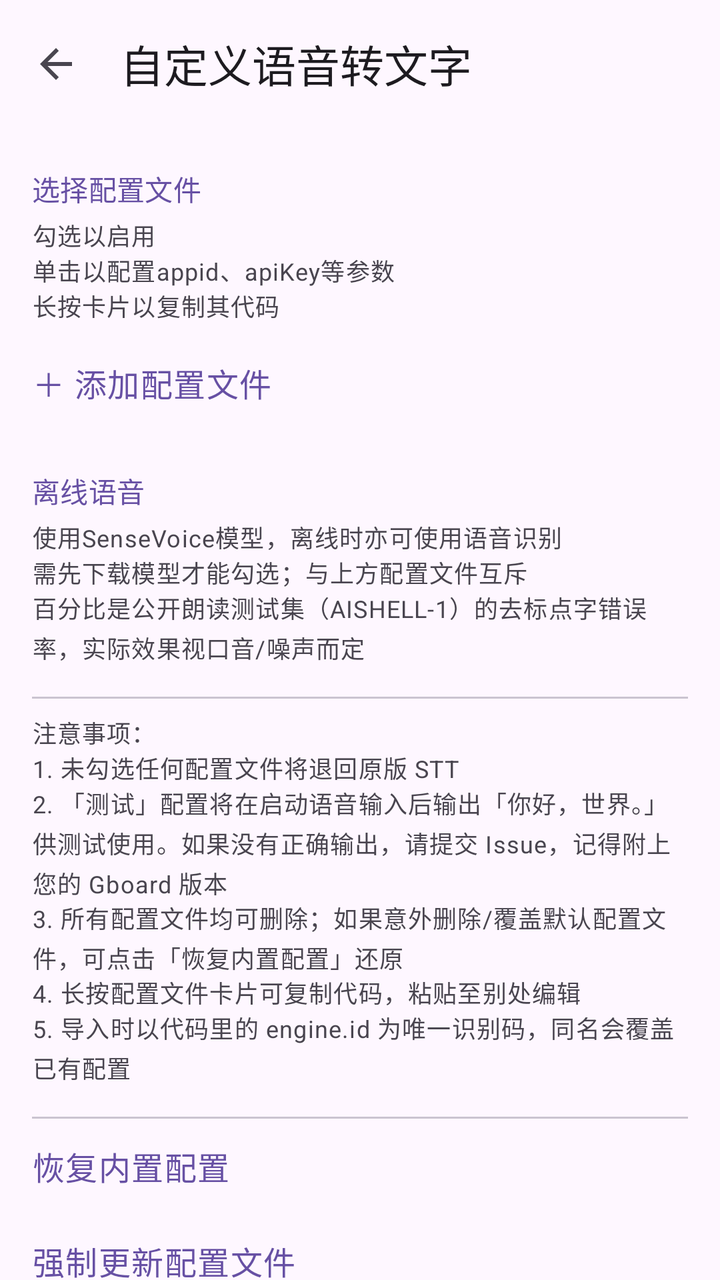
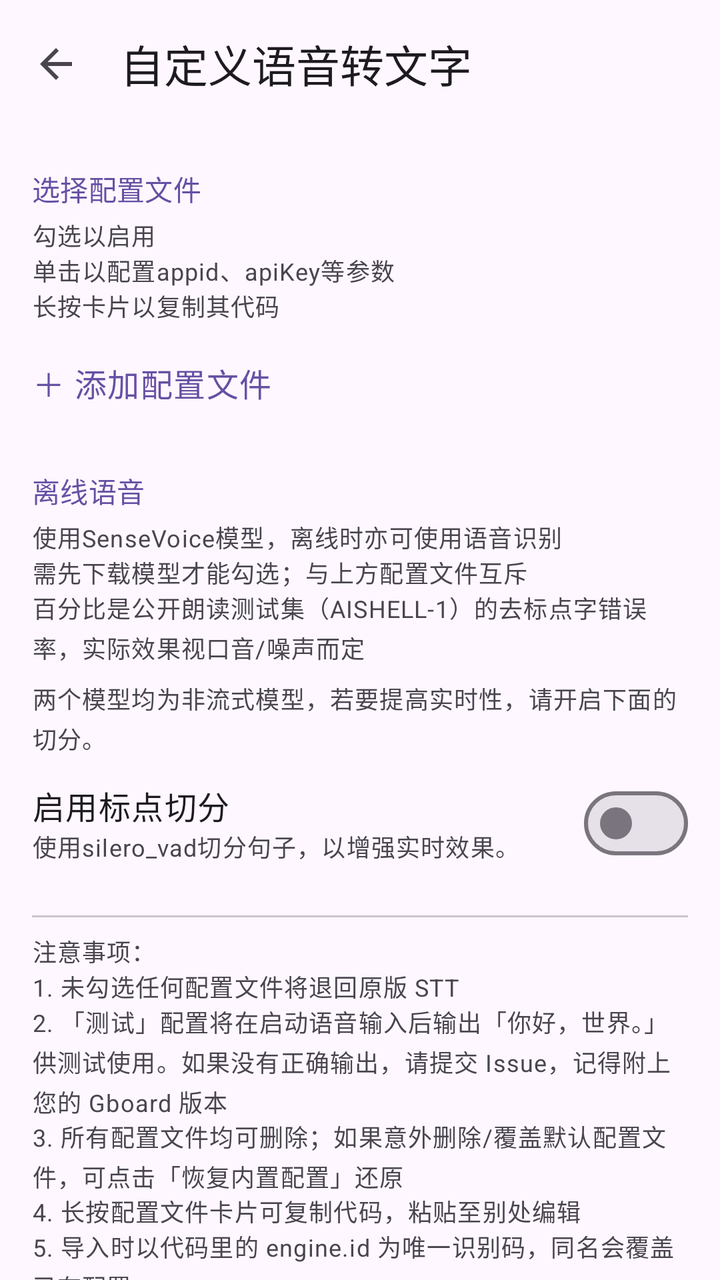

The first picture is an Android layout as it rendered before a commit; the second is the same layout after the commit. The layout source and the unified diff follow.
<!-- AndroidManifest.xml: application theme Theme.GboardExt -->
<!-- res/layout/activity_voice_engine.xml -->
<?xml version="1.0" encoding="utf-8"?>
<LinearLayout xmlns:android="http://schemas.android.com/apk/res/android"
    xmlns:app="http://schemas.android.com/apk/res-auto"
    android:layout_width="match_parent"
    android:layout_height="match_parent"
    android:fitsSystemWindows="true"
    android:orientation="vertical">

    <com.google.android.material.appbar.MaterialToolbar
        android:id="@+id/toolbar"
        android:layout_width="match_parent"
        android:layout_height="?attr/actionBarSize"
        app:navigationIcon="?attr/homeAsUpIndicator"
        app:title="自定义语音转文字" />

    <androidx.core.widget.NestedScrollView
        android:layout_width="match_parent"
        android:layout_height="match_parent"
        android:fitsSystemWindows="true"
        android:fillViewport="true">

        <LinearLayout
            android:layout_width="match_parent"
            android:layout_height="wrap_content"
            android:orientation="vertical"
            android:paddingStart="16dp"
            android:paddingEnd="16dp"
            android:paddingTop="8dp"
            android:paddingBottom="24dp">

            
            <TextView
                style="@style/ImeSectionHeader"
                android:text="选择配置文件" />

            <TextView
                style="@style/ImeNote"
                android:layout_marginTop="4dp"
                android:text="勾选以启用" />
            <TextView
                style="@style/ImeNote"
                android:text="单击以配置appid、apiKey等参数" />
            <TextView
                style="@style/ImeNote"
                android:text="长按卡片以复制其代码" />

            <LinearLayout
                android:id="@+id/list_profiles"
                android:layout_width="match_parent"
                android:layout_height="wrap_content"
                android:orientation="vertical" />

            <TextView
                android:id="@+id/btn_add_profile"
                style="@style/ImeAddButton"
                android:text="＋ 添加配置文件" />

            
            <TextView
                style="@style/ImeSectionHeader"
                android:layout_marginTop="20dp"
                android:text="离线语音" />

            <TextView
                style="@style/ImeNote"
                android:layout_marginTop="4dp"
                android:text="使用SenseVoice模型，离线时亦可使用语音识别" />
            <TextView
                style="@style/ImeNote"
                android:text="需先下载模型才能勾选；与上方配置文件互斥" />
            <TextView
                style="@style/ImeNote"
                android:text="百分比是公开朗读测试集（AISHELL-1）的去标点字错误率，实际效果视口音/噪声而定" />

            <LinearLayout
                android:id="@+id/list_models"
                android:layout_width="match_parent"
                android:layout_height="wrap_content"
                android:orientation="vertical" />

            
            <View
                android:layout_width="match_parent"
                android:layout_height="1dp"
                android:layout_marginTop="16dp"
                android:background="?attr/colorOutlineVariant" />

            
            <LinearLayout
                android:layout_width="match_parent"
                android:layout_height="wrap_content"
                android:orientation="vertical"
                android:paddingTop="8dp">

                <TextView
                    style="@style/ImeNote"
                    android:text="注意事项：" />

                <TextView
                    style="@style/ImeNote"
                    android:text="1. 未勾选任何配置文件将退回原版 STT" />
                <TextView
                    android:id="@+id/tv_note_issue"
                    style="@style/ImeNote"
                    android:text="2. 「测试」配置将在启动语音输入后输出「你好，世界。」供测试使用。如果没有正确输出，请提交 Issue，记得附上您的 Gboard 版本" />
                <TextView
                    style="@style/ImeNote"
                    android:text="3. 所有配置文件均可删除；如果意外删除/覆盖默认配置文件，可点击「恢复内置配置」还原" />
                <TextView
                    style="@style/ImeNote"
                    android:text="4. 长按配置文件卡片可复制代码，粘贴至别处编辑" />
                <TextView
                    style="@style/ImeNote"
                    android:text="5. 导入时以代码里的 engine.id 为唯一识别码，同名会覆盖已有配置" />

            </LinearLayout>

            
            <View
                android:layout_width="match_parent"
                android:layout_height="1dp"
                android:layout_marginTop="16dp"
                android:background="?attr/colorOutlineVariant" />

            <TextView
                android:id="@+id/tv_restore_builtins"
                android:layout_width="match_parent"
                android:layout_height="wrap_content"
                android:paddingTop="12dp"
                android:paddingBottom="12dp"
                android:text="恢复内置配置"
                android:textAppearance="?attr/textAppearanceBodyLarge"
                android:textColor="?attr/colorPrimary"
                android:clickable="true"
                android:focusable="true"
                android:background="?attr/selectableItemBackground" />

            <TextView
                android:id="@+id/tv_force_update"
                android:layout_width="match_parent"
                android:layout_height="wrap_content"
                android:paddingTop="12dp"
                android:paddingBottom="12dp"
                android:text="强制更新配置文件"
                android:textAppearance="?attr/textAppearanceBodyLarge"
                android:textColor="?attr/colorPrimary"
                android:clickable="true"
                android:focusable="true"
                android:background="?attr/selectableItemBackground" />

        </LinearLayout>

    </androidx.core.widget.NestedScrollView>

</LinearLayout>
<!-- resources referenced by this layout -->
<resources>
  <style name="ImeAddButton" parent="">
          <item name="android:layout_width">match_parent</item>
          <item name="android:layout_height">wrap_content</item>
          <item name="android:layout_marginTop">6dp</item>
          <item name="android:paddingTop">12dp</item>
          <item name="android:paddingBottom">12dp</item>
          <item name="android:textAppearance">?attr/textAppearanceBodyLarge</item>
          <item name="android:textColor">?attr/colorPrimary</item>
          <item name="android:clickable">true</item>
          <item name="android:focusable">true</item>
          <item name="android:background">?attr/selectableItemBackground</item>
      </style>
  <style name="ImeNote" parent="">
          <item name="android:layout_width">match_parent</item>
          <item name="android:layout_height">wrap_content</item>
          <item name="android:textAppearance">?attr/textAppearanceBodySmall</item>
          <item name="android:textColor">?attr/colorOnSurfaceVariant</item>
          <item name="android:lineSpacingMultiplier">1.15</item>
      </style>
  <style name="ImeSectionHeader" parent="">
          <item name="android:layout_width">match_parent</item>
          <item name="android:layout_height">wrap_content</item>
          <item name="android:layout_marginTop">12dp</item>
          <item name="android:textAppearance">?attr/textAppearanceTitleSmall</item>
          <item name="android:textColor">?attr/colorPrimary</item>
      </style>
  <style name="Theme.GboardExt" parent="Theme.Material3.DayNight.NoActionBar" />
</resources>

<!-- the commit's change to res/layout/activity_voice_engine.xml (unified diff, before → after) -->
@@ -78,6 +78,51 @@
                 android:layout_height="wrap_content"
                 android:orientation="vertical" />
 
+            <TextView
+                style="@style/ImeNote"
+                android:layout_marginTop="8dp"
+                android:text="两个模型均为非流式模型，若要提高实时性，请开启下面的切分。" />
+            <LinearLayout
+                android:id="@+id/row_vad"
+                android:layout_width="match_parent"
+                android:layout_height="wrap_content"
+                android:layout_marginTop="4dp"
+                android:gravity="center_vertical"
+                android:orientation="horizontal"
+                android:paddingTop="6dp"
+                android:paddingBottom="6dp">
+
+                <LinearLayout
+                    android:layout_width="0dp"
+                    android:layout_height="wrap_content"
+                    android:layout_weight="1"
+                    android:orientation="vertical">
+
+                    <TextView
+                        android:layout_width="match_parent"
+                        android:layout_height="wrap_content"
+                        android:text="启用标点切分"
+                        android:textAppearance="?attr/textAppearanceBodyLarge"
+                        android:textColor="?attr/colorOnSurface" />
+
+                    <TextView
+                        android:layout_width="match_parent"
+                        android:layout_height="wrap_content"
+                        android:text="使用silero_vad切分句子，以增强实时效果。"
+                        android:textAppearance="?attr/textAppearanceBodySmall"
+                        android:textColor="?attr/colorOnSurfaceVariant" />
+
+                </LinearLayout>
+
+                <com.google.android.material.materialswitch.MaterialSwitch
+                    android:id="@+id/sw_vad"
+                    android:layout_width="wrap_content"
+                    android:layout_height="wrap_content"
+                    android:layout_marginStart="10dp"
+                    android:minWidth="0dp" />
+
+            </LinearLayout>
+
             
             <View
                 android:layout_width="match_parent"
